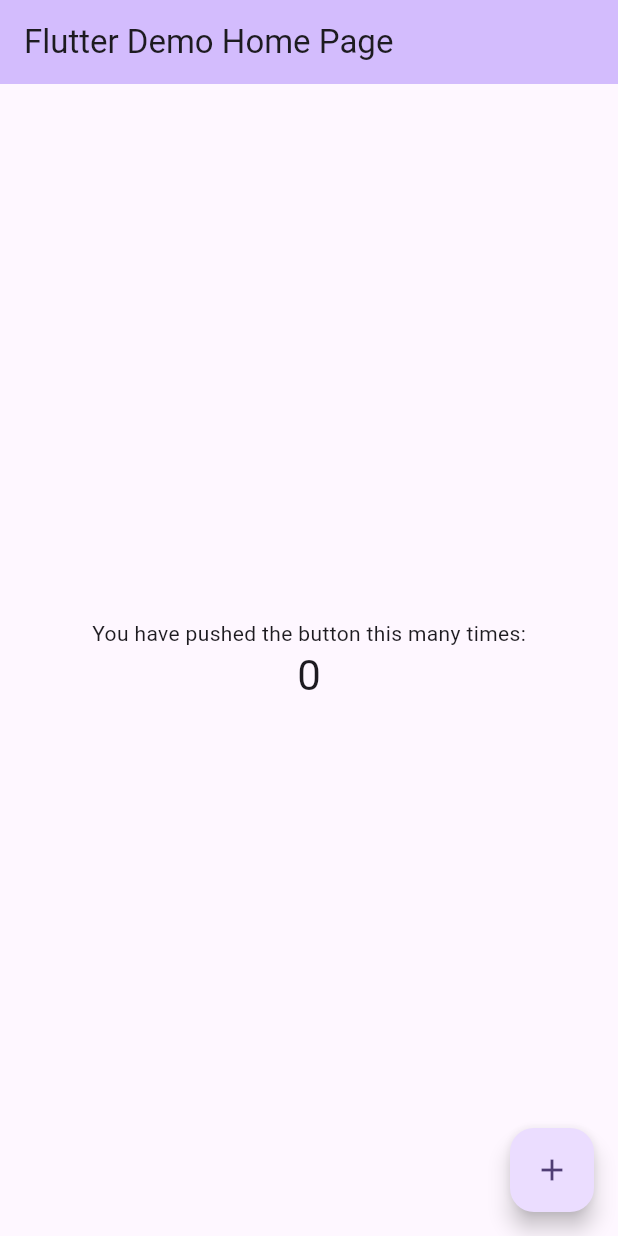
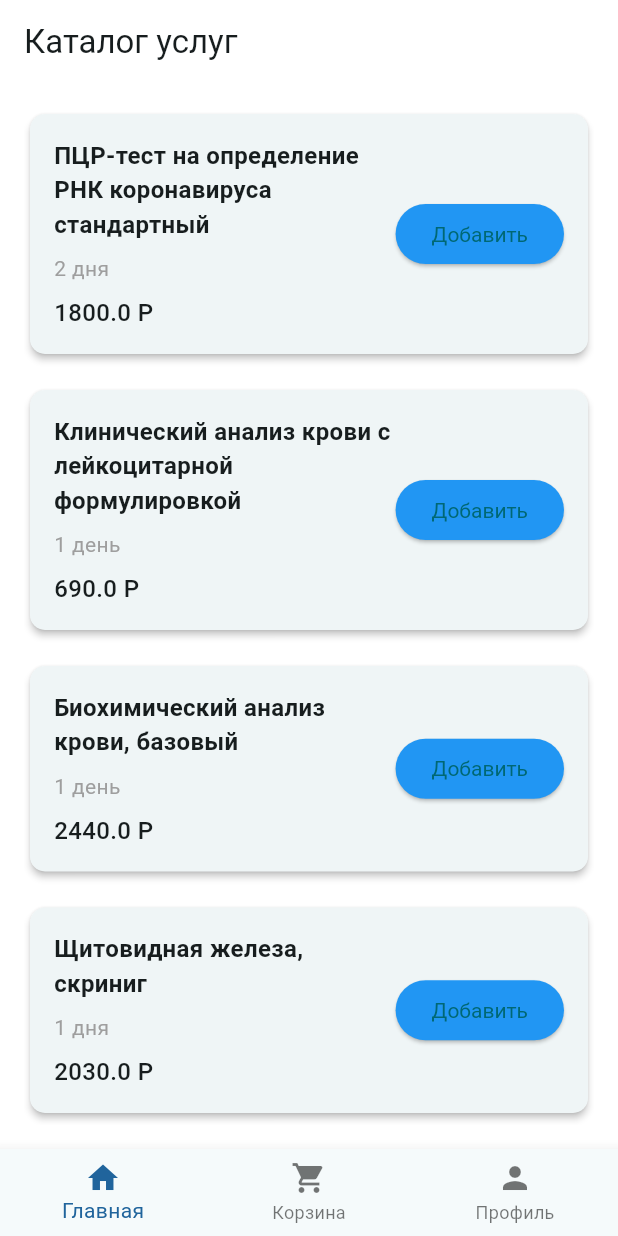
Before and after one commit to KatrinKH/pcs_7, a Flutter app: the screen it shows after launch, on a phone screen of 412 x 824 dp. Run offline on Flutter 3.47's test engine with Material 3 defaults, Android fonts, the phone set to English and light mode, and no system bars.

Commit message:
Меню

```diff
--- /dev/null
+++ b/lib/components/item_note.dart
@@ -0,0 +1,61 @@
+import 'package:flutter/material.dart';
+import 'package:pcs_7/model/note.dart';
+
+
+class ProductCard extends StatelessWidget {
+  final Analysis product;
+
+  ProductCard({required this.product});
+
+  @override
+  Widget build(BuildContext context) {
+    return Card(
+      shape: RoundedRectangleBorder(
+        borderRadius: BorderRadius.circular(10.0),
+
+      ),
+      elevation: 2,
+      child: Padding(
+        padding: const EdgeInsets.all(16.0),
+        child: Row(
+          mainAxisAlignment: MainAxisAlignment.spaceBetween,
+          children: [
+            Expanded(
+              child: Column(
+                crossAxisAlignment: CrossAxisAlignment.start,
+                children: [
+                  Text(
+                    product.title,
+                    style: TextStyle(
+                      fontSize: 16,
+                      fontWeight: FontWeight.bold,
+                    ),
+                    softWrap: true
+                  ),
+                  SizedBox(height: 8),
+                  Text(
+                    product.duration,
+                    style: TextStyle(fontSize: 14, color: Colors.grey),
+                  ),
+                  SizedBox(height: 8),
+                  Text(
+                    '${product.price} Р',
+                    style: TextStyle(fontSize: 16, fontWeight: FontWeight.w500),
+                  ),
+                ],
+              ),
+            ),
+            ElevatedButton(
+              onPressed: () {},
+              child: Text('Добавить'),
+              style: ElevatedButton.styleFrom(
+                backgroundColor: Colors.blue,
+                textStyle: TextStyle(color: const Color.fromARGB(255, 255, 255, 255)),
+              ),
+            ),
+          ],
+        ),
+      ),
+    );
+  }
+}
--- a/lib/main.dart
+++ b/lib/main.dart
@@ -1,4 +1,7 @@
 import 'package:flutter/material.dart';
+import 'package:pcs_7/pages/shopping_cart_page.dart';
+import 'package:pcs_7/pages/home_page.dart';
+import 'package:pcs_7/pages/profile_page.dart';
 
 void main() {
   runApp(const MyApp());
@@ -7,119 +10,69 @@ void main() {
 class MyApp extends StatelessWidget {
   const MyApp({super.key});
 
-  // This widget is the root of your application.
   @override
   Widget build(BuildContext context) {
     return MaterialApp(
-      title: 'Flutter Demo',
+      debugShowCheckedModeBanner: false,
+      title: 'Medical APP 米可-06',
       theme: ThemeData(
-        // This is the theme of your application.
-        //
-        // TRY THIS: Try running your application with "flutter run". You'll see
-        // the application has a purple toolbar. Then, without quitting the app,
-        // try changing the seedColor in the colorScheme below to Colors.green
-        // and then invoke "hot reload" (save your changes or press the "hot
-        // reload" button in a Flutter-supported IDE, or press "r" if you used
-        // the command line to start the app).
-        //
-        // Notice that the counter didn't reset back to zero; the application
-        // state is not lost during the reload. To reset the state, use hot
-        // restart instead.
-        //
-        // This works for code too, not just values: Most code changes can be
-        // tested with just a hot reload.
-        colorScheme: ColorScheme.fromSeed(seedColor: Colors.deepPurple),
+        colorScheme: ColorScheme.fromSeed(seedColor: const Color.fromARGB(255, 255, 255, 255)),
+        scaffoldBackgroundColor: Color.fromARGB(255, 255, 255, 255),
         useMaterial3: true,
       ),
-      home: const MyHomePage(title: 'Flutter Demo Home Page'),
+      home: const MyHomePage(),
     );
   }
 }
 
 class MyHomePage extends StatefulWidget {
-  const MyHomePage({super.key, required this.title});
-
-  // This widget is the home page of your application. It is stateful, meaning
-  // that it has a State object (defined below) that contains fields that affect
-  // how it looks.
-
-  // This class is the configuration for the state. It holds the values (in this
-  // case the title) provided by the parent (in this case the App widget) and
-  // used by the build method of the State. Fields in a Widget subclass are
-  // always marked "final".
-
-  final String title;
+  const MyHomePage({super.key});
 
   @override
-  State<MyHomePage> createState() => _MyHomePageState();
+  _MyHomePageState createState() => _MyHomePageState();
 }
 
 class _MyHomePageState extends State<MyHomePage> {
-  int _counter = 0;
+  int _selectedIndex = 0;
 
-  void _incrementCounter() {
+
+  List<Widget> _widgetOptions() {
+    return [
+      HomePage(),
+      ShoppingCartPage(),
+      ProfilePage(),
+    ];
+  }
+
+  void _onItemTapped(int index) {
     setState(() {
-      // This call to setState tells the Flutter framework that something has
-      // changed in this State, which causes it to rerun the build method below
-      // so that the display can reflect the updated values. If we changed
-      // _counter without calling setState(), then the build method would not be
-      // called again, and so nothing would appear to happen.
-      _counter++;
+      _selectedIndex = index;
     });
   }
 
   @override
   Widget build(BuildContext context) {
-    // This method is rerun every time setState is called, for instance as done
-    // by the _incrementCounter method above.
-    //
-    // The Flutter framework has been optimized to make rerunning build methods
-    // fast, so that you can just rebuild anything that needs updating rather
-    // than having to individually change instances of widgets.
     return Scaffold(
-      appBar: AppBar(
-        // TRY THIS: Try changing the color here to a specific color (to
-        // Colors.amber, perhaps?) and trigger a hot reload to see the AppBar
-        // change color while the other colors stay the same.
-        backgroundColor: Theme.of(context).colorScheme.inversePrimary,
-        // Here we take the value from the MyHomePage object that was created by
-        // the App.build method, and use it to set our appbar title.
-        title: Text(widget.title),
+      body: _widgetOptions().elementAt(_selectedIndex),
+      bottomNavigationBar: BottomNavigationBar(
+        items: const <BottomNavigationBarItem>[
+          BottomNavigationBarItem(
+            icon: Icon(Icons.home),
+            label: 'Главная',
+          ),
+          BottomNavigationBarItem(
+            icon: Icon(Icons.shopping_cart),
+            label: 'Корзина',
+          ),
+          BottomNavigationBarItem(
+            icon: Icon(Icons.person),
+            label: 'Профиль',
+          ),
+        ],
+        currentIndex: _selectedIndex,
+        selectedItemColor: const Color.fromARGB(255, 32, 100, 156),
+        onTap: _onItemTapped,
       ),
-      body: Center(
-        // Center is a layout widget. It takes a single child and positions it
-        // in the middle of the parent.
-        child: Column(
-          // Column is also a layout widget. It takes a list of children and
-          // arranges them vertically. By default, it sizes itself to fit its
-          // children horizontally, and tries to be as tall as its parent.
-          //
-          // Column has various properties to control how it sizes itself and
-          // how it positions its children. Here we use mainAxisAlignment to
-          // center the children vertically; the main axis here is the vertical
-          // axis because Columns are vertical (the cross axis would be
-          // horizontal).
-          //
-          // TRY THIS: Invoke "debug painting" (choose the "Toggle Debug Paint"
-          // action in the IDE, or press "p" in the console), to see the
-          // wireframe for each widget.
-          mainAxisAlignment: MainAxisAlignment.center,
-          children: <Widget>[
-            const Text(
-              'You have pushed the button this many times:',
-            ),
-            Text(
-              '$_counter',
-              style: Theme.of(context).textTheme.headlineMedium,
-            ),
-          ],
-        ),
-      ),
-      floatingActionButton: FloatingActionButton(
-        onPressed: _incrementCounter,
-        tooltip: 'Increment',
-        child: const Icon(Icons.add),
-      ), // This trailing comma makes auto-formatting nicer for build methods.
     );
   }
 }
--- /dev/null
+++ b/lib/model/note.dart
@@ -0,0 +1,45 @@
+class Analysis {
+  final String title;
+  final double price;
+  final String duration;
+
+  Analysis({required this.title, required this.price, required this.duration});
+}
+
+List<Analysis> analyses = [
+  Analysis(
+    title: 'ПЦР-тест на определение РНК коронавируса стандартный',
+    price: 1800,
+    duration: '2 дня',
+  ),
+  Analysis(
+    title: 'Клинический анализ крови с лейкоцитарной формулировкой',
+    price: 690,
+    duration: '1 день',
+  ),
+  Analysis(
+    title: 'Биохимический анализ крови, базовый',
+    price: 2440,
+    duration: '1 день',
+  ),
+  Analysis(
+    title: 'Щитовидная железа, скриниг',
+    price: 2030,
+    duration: '1 дня',
+  ),
+  Analysis(
+    title: 'Глюкоза',
+    price: 390,
+    duration: '1 день',
+  ),
+  Analysis(
+    title: 'Общий анализ крови без лейкоцитарной формулы (Капиллярная кровь)',
+    price: 410,
+    duration: '1 день',
+  ),
+  Analysis(
+    title: 'Свертывающая система крови',
+    price: 2080,
+    duration: '1 день',
+  ),
+];
--- /dev/null
+++ b/lib/pages/home_page.dart
@@ -0,0 +1,29 @@
+import 'package:flutter/material.dart';
+import 'package:pcs_7/model/note.dart';
+import 'package:pcs_7/components/item_note.dart';
+
+class HomePage extends StatelessWidget {
+  @override
+  Widget build(BuildContext context) {
+    return Scaffold(
+      appBar: AppBar(
+        title: Text('Каталог услуг'),
+        backgroundColor: Colors.white,
+        elevation: 0,
+      ),
+      body: Padding(
+        padding: const EdgeInsets.all(16.0),
+        child: ListView.builder(
+          itemCount: analyses.length,
+          itemBuilder: (context, index) {
+            final product = analyses[index];
+            return Padding(
+              padding: const EdgeInsets.only(bottom: 16.0),
+              child: ProductCard(product: product),
+            );
+          },
+        ),
+      ),
+    );
+  }
+}
```
Also changed, not shown: lib/pages/profile_page.dart (added, +56 -0 lines), lib/pages/shopping_cart_page.dart (added, +55 -0 lines).
